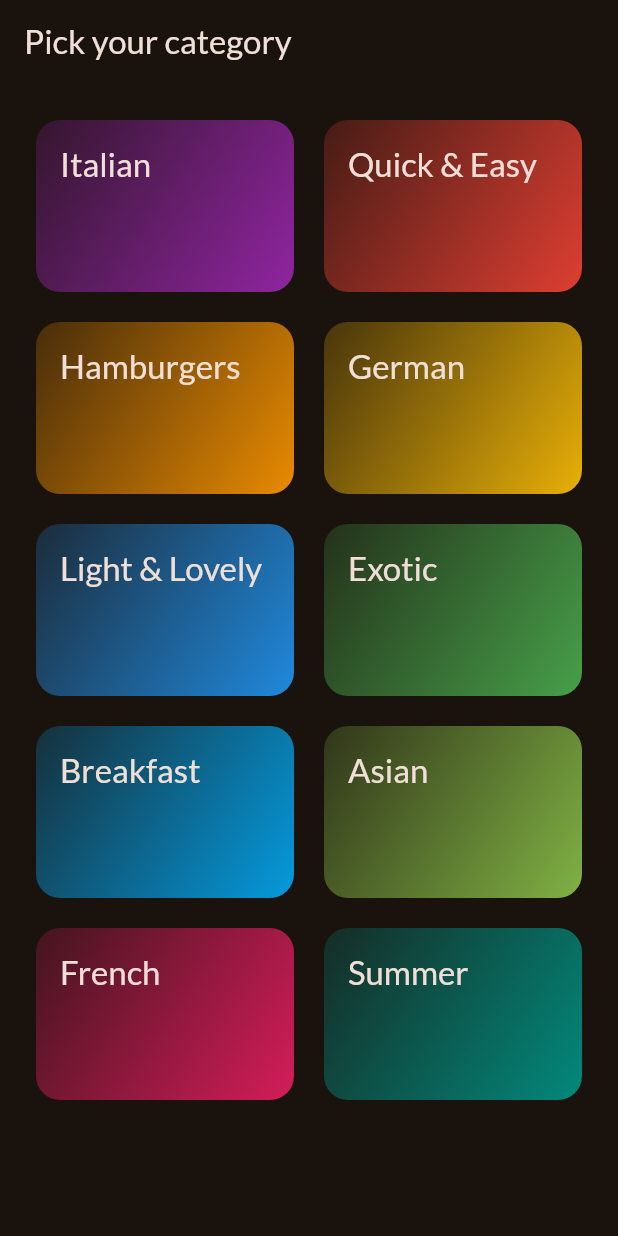
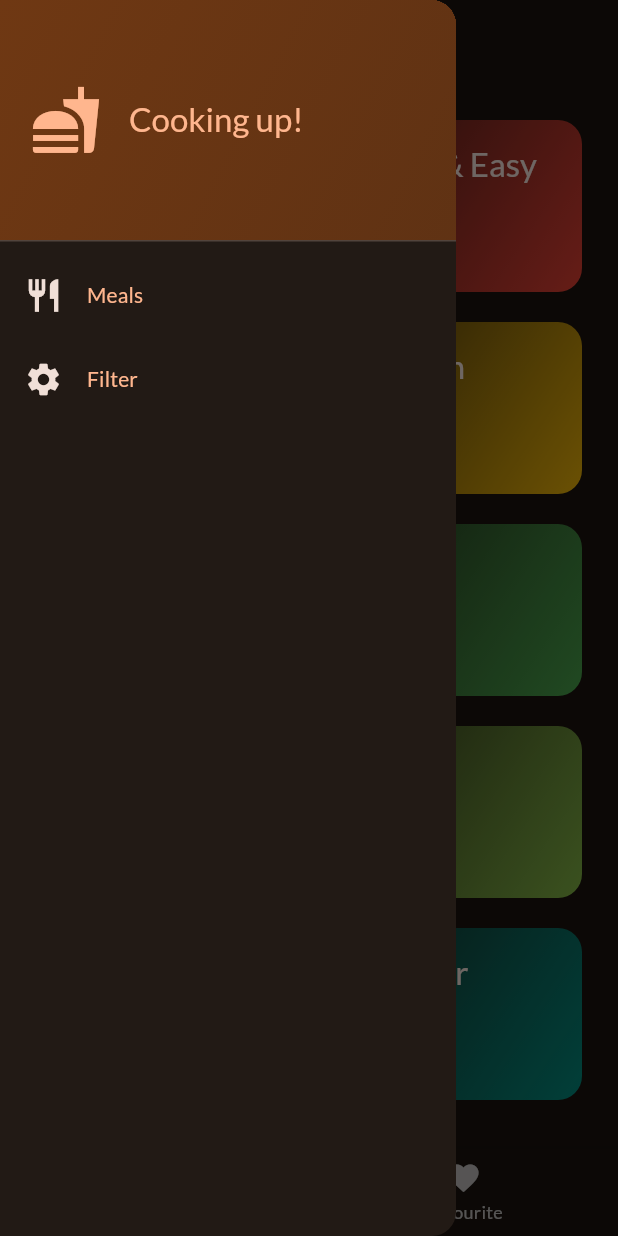
Before and after one commit to gostlite/meals, a Flutter app: the screen it shows after launch, with the side drawer open (before the commit the screen has no drawer), on a phone screen of 412 x 824 dp. Run offline on Flutter 3.47's test engine with Material 3 defaults, Android fonts, the phone set to English and light mode, and no system bars; our stand-ins replace google_fonts, transparent_image.

Commit message:
added side navigation, favorite, and filter functionality

```diff
--- a/lib/main.dart
+++ b/lib/main.dart
@@ -1,7 +1,7 @@
 import 'package:flutter/material.dart';
 
 import 'package:google_fonts/google_fonts.dart';
-import 'package:meals/screens/category_screen.dart';
+import 'package:meals/screens/tabs.dart';
 
 final theme = ThemeData(
   useMaterial3: true,
@@ -22,7 +22,8 @@ class App extends StatelessWidget {
   @override
   Widget build(BuildContext context) {
     return MaterialApp(
-      theme: theme, home: const CategoryScreen(),
+      debugShowCheckedModeBanner: false,
+      theme: theme, home: const TabsScreen(),
       // const CategoryScreen(),
     );
   }
--- a/lib/screens/category_screen.dart
+++ b/lib/screens/category_screen.dart
@@ -1,26 +1,36 @@
 import 'package:flutter/material.dart';
 import 'package:meals/data/dummy_data.dart';
+import 'package:meals/models/category.dart';
+import 'package:meals/models/meal.dart';
 import 'package:meals/screens/meal_screen.dart';
 import 'package:meals/widgets/category_grid_item.dart';
 
 class CategoryScreen extends StatelessWidget {
-  const CategoryScreen({super.key});
+  const CategoryScreen(
+      {super.key,
+      required this.onToggleFavourite,
+      required this.filteredMeals});
+  final void Function(Meal meal) onToggleFavourite;
+  final List<Meal> filteredMeals;
 
-  void _selectedCategory(BuildContext context) {
+  void _selectedCategory(BuildContext context, Category category) {
+    final specificMeal = filteredMeals
+        .where((meal) => meal.categories.contains(category.id))
+        .toList();
     Navigator.of(context).push(
       MaterialPageRoute(
-        builder: (ctx) => const MealScreen(meals: [], title: "Sample meal"),
+        builder: (ctx) => MealScreen(
+          meals: specificMeal,
+          title: category.title,
+          onToggleFavourite: onToggleFavourite,
+        ),
       ),
     );
   }
 
   @override
   Widget build(BuildContext context) {
-    return Scaffold(
-      appBar: AppBar(
-        title: const Text("Pick your category"),
-      ),
-      body: Padding(
+    return Padding(
       padding: const EdgeInsets.all(24),
       child: GridView(
         gridDelegate: const SliverGridDelegateWithFixedCrossAxisCount(
@@ -37,12 +47,11 @@ class CategoryScreen extends StatelessWidget {
             CategoryGridItem(
               category: category,
               onSelectCategory: () {
-                  _selectedCategory(context);
+                _selectedCategory(context, category);
               },
             )
         ],
       ),
-      ),
     );
   }
 }
--- /dev/null
+++ b/lib/screens/tabs.dart
@@ -0,0 +1,133 @@
+import 'package:flutter/material.dart';
+import 'package:meals/data/dummy_data.dart';
+import 'package:meals/models/meal.dart';
+import 'package:meals/screens/category_screen.dart';
+import 'package:meals/screens/filters.dart';
+import 'package:meals/screens/meal_screen.dart';
+import 'package:meals/widgets/main_drawer.dart';
+
+const kFilteredMeals = {
+  Filter.glutenFree: false,
+  Filter.lactoseFree: false,
+  Filter.vegetarian: false,
+  Filter.vegan: false
+};
+
+class TabsScreen extends StatefulWidget {
+  const TabsScreen({super.key});
+
+  @override
+  State<TabsScreen> createState() {
+    return _TabsScreenState();
+  }
+}
+
+class _TabsScreenState extends State<TabsScreen> {
+  int _selectedPageIndex = 0;
+  final List<Meal> _favouriteMeal = [];
+  Map<Filter, bool> _filteredMeal = kFilteredMeals;
+
+  void _showInfoMessage(String message) {
+    ScaffoldMessenger.of(context).clearSnackBars();
+    ScaffoldMessenger.of(context).showSnackBar(
+      SnackBar(
+        content: Text(message),
+      ),
+    );
+  }
+
+  void _toggleFavouriteMealStatus(Meal meal) {
+    final tobeAddedMeal = _favouriteMeal.contains(meal);
+    if (tobeAddedMeal) {
+      setState(() {
+        _favouriteMeal.remove(meal);
+      });
+      _showInfoMessage("The meal has been added to your favorites");
+    } else {
+      setState(() {
+        _favouriteMeal.add(meal);
+      });
+      _showInfoMessage("This meal has been removed from your favorites");
+    }
+  }
+
+  void selectPage(int index) {
+    setState(() {
+      _selectedPageIndex = index;
+    });
+  }
+
+  void _setScreen(String identifier) async {
+    Navigator.of(context).pop();
+    if (identifier == "filters") {
+      final result = await Navigator.of(context).push<Map<Filter, bool>>(
+        MaterialPageRoute(
+          builder: (ctx) => FiltersScreen(
+            currentFilter: _filteredMeal,
+          ),
+        ),
+      );
+      setState(() {
+        _filteredMeal = result ?? kFilteredMeals;
+      });
+    }
+  }
+
+  @override
+  Widget build(BuildContext context) {
+    final availableMeals = dummyMeals.where((meal) {
+      if (_filteredMeal[Filter.glutenFree]! && !meal.isGlutenFree) {
+        return false;
+      }
+      if (_filteredMeal[Filter.lactoseFree]! && !meal.isLactoseFree) {
+        return false;
+      }
+      if (_filteredMeal[Filter.vegetarian]! && !meal.isVegetarian) {
+        return false;
+      }
+      if (_filteredMeal[Filter.vegan]! && !meal.isVegan) {
+        return false;
+      }
+      return true;
+    }).toList();
+    Widget activeWidget = CategoryScreen(
+      onToggleFavourite: _toggleFavouriteMealStatus,
+      filteredMeals: availableMeals,
+    );
+    String title = "Categories";
+
+    if (_selectedPageIndex == 1) {
+      activeWidget = MealScreen(
+        meals: _favouriteMeal,
+        onToggleFavourite: _toggleFavouriteMealStatus,
+      );
+      title = "Your favourite";
+    }
+
+    return Scaffold(
+      appBar: AppBar(
+        title: Text(title),
+      ),
+      drawer: MainDrawer(
+        onTapIdentifier: _setScreen,
+      ),
+      body: activeWidget,
+      bottomNavigationBar: BottomNavigationBar(
+        currentIndex: _selectedPageIndex,
+        items: const [
+          BottomNavigationBarItem(
+              icon: Icon(
+                Icons.set_meal,
+              ),
+              label: 'Categories'),
+          BottomNavigationBarItem(
+              icon: Icon(
+                Icons.favorite,
+              ),
+              label: 'Favourite'),
+        ],
+        onTap: selectPage,
+      ),
+    );
+  }
+}
--- /dev/null
+++ b/lib/widgets/main_drawer.dart
@@ -0,0 +1,76 @@
+import 'package:flutter/material.dart';
+import 'package:meals/main.dart';
+
+class MainDrawer extends StatelessWidget {
+  const MainDrawer({super.key, required this.onTapIdentifier});
+  final void Function(String identifier) onTapIdentifier;
+  @override
+  Widget build(BuildContext context) {
+    return Drawer(
+      child: Column(
+        children: [
+          DrawerHeader(
+            decoration: BoxDecoration(
+              gradient: LinearGradient(colors: [
+                Theme.of(context).colorScheme.primaryContainer,
+                Theme.of(context).colorScheme.primaryContainer.withOpacity(0.8)
+              ], begin: Alignment.topLeft, end: Alignment.bottomRight),
+            ),
+            padding: const EdgeInsets.all(20),
+            child: Row(
+              children: [
+                Icon(
+                  Icons.fastfood,
+                  size: 48,
+                  color: Theme.of(context).colorScheme.primary,
+                ),
+                const SizedBox(width: 18),
+                Text(
+                  "Cooking up!",
+                  style: Theme.of(context)
+                      .textTheme
+                      .titleLarge!
+                      .copyWith(color: Theme.of(context).colorScheme.primary),
+                )
+              ],
+            ),
+          ),
+          ListTile(
+            leading: Icon(
+              Icons.restaurant,
+              size: 26,
+              color: Theme.of(context).colorScheme.onSurface,
+            ),
+            title: Text(
+              "Meals",
+              style: Theme.of(context)
+                  .textTheme
+                  .titleSmall!
+                  .copyWith(color: Theme.of(context).colorScheme.primary),
+            ),
+            onTap: () {
+              onTapIdentifier("meals");
+            },
+          ),
+          ListTile(
+            leading: Icon(
+              Icons.settings,
+              size: 26,
+              color: Theme.of(context).colorScheme.onSurface,
+            ),
+            title: Text(
+              "Filter",
+              style: Theme.of(context)
+                  .textTheme
+                  .titleSmall!
+                  .copyWith(color: Theme.of(context).colorScheme.primary),
+            ),
+            onTap: () {
+              onTapIdentifier('filters');
+            },
+          )
+        ],
+      ),
+    );
+  }
+}
--- a/pubspec.yaml
+++ b/pubspec.yaml
@@ -36,6 +36,7 @@ dependencies:
   # Use with the CupertinoIcons class for iOS style icons.
   cupertino_icons: ^1.0.6
   google_fonts: ^6.2.1
+  transparent_image: ^2.0.1
 
 dev_dependencies:
   flutter_test:
```
Also changed, not shown: lib/screens/filters.dart (added, +99 -0 lines), lib/screens/meal_detail_screen.dart (added, +84 -0 lines), lib/screens/meal_screen.dart (+31 -9 lines), lib/widgets/filter_switch_tile.dart (added, +35 -0 lines), lib/widgets/meal_item.dart (added, +87 -0 lines), lib/widgets/meal_item_trait.dart (added, +26 -0 lines), pubspec.lock. Lines whose indentation alone changed are shown as unchanged.
